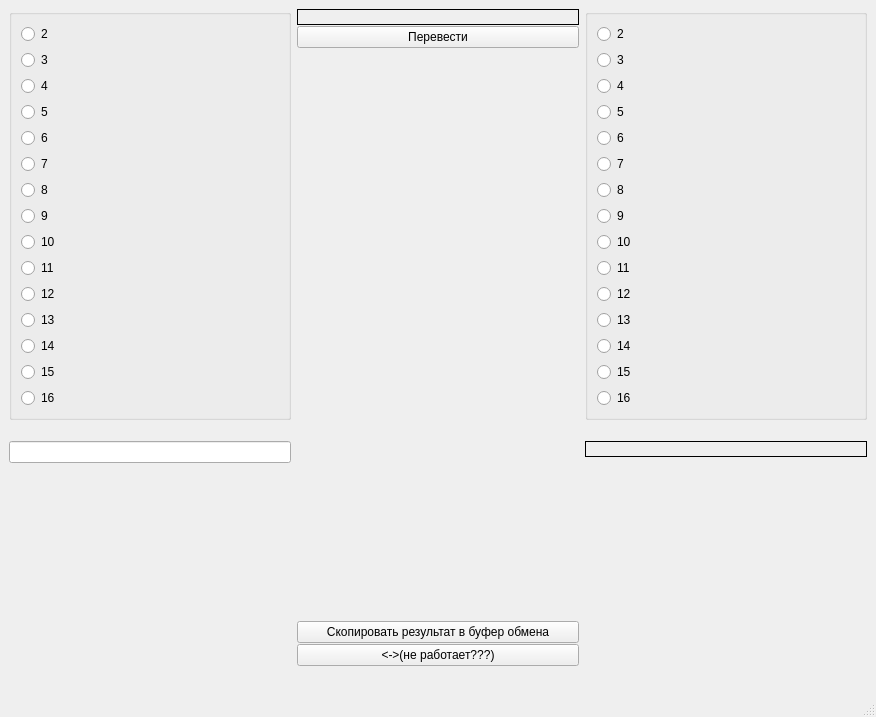
The window that OPlab1/mainwindow.ui (loultl/mylabs) describes before a commit, drawn with Qt 5.
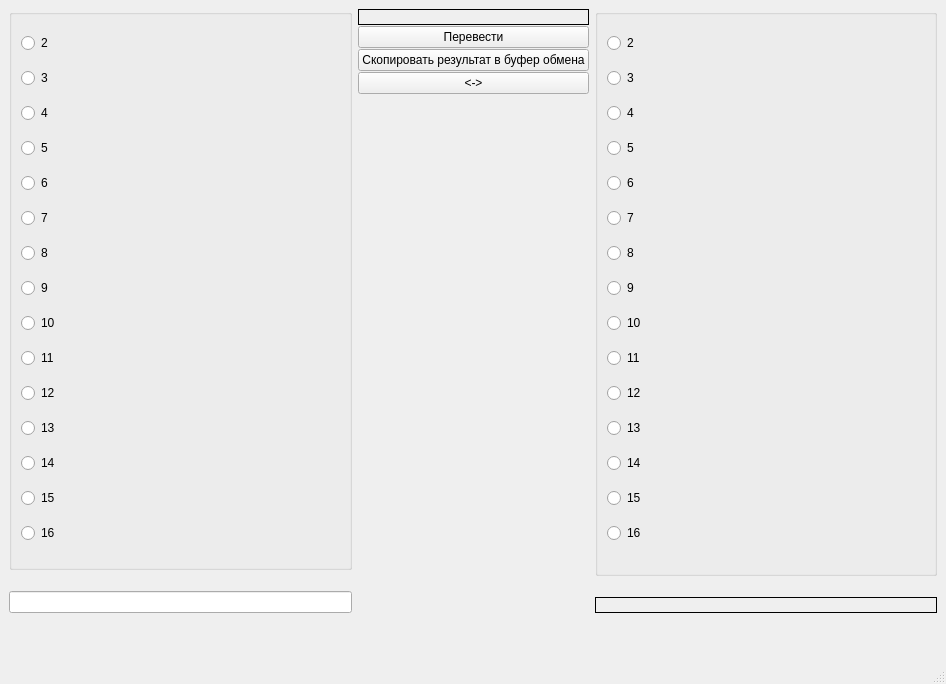
The same window after the commit.

```diff
--- a/OPlab1/mainwindow.ui
+++ b/OPlab1/mainwindow.ui
@@ -6,8 +6,8 @@
    <rect>
     <x>0</x>
     <y>0</y>
-    <width>876</width>
-    <height>717</height>
+    <width>946</width>
+    <height>684</height>
    </rect>
   </property>
   <property name="sizePolicy">
@@ -39,7 +39,7 @@
         </property>
         <layout class="QVBoxLayout" name="inputNumSys">
          <property name="sizeConstraint">
-          <enum>QLayout::SetMaximumSize</enum>
+          <enum>QLayout::SetDefaultConstraint</enum>
          </property>
          <item>
           <widget class="QRadioButton" name="inBinSys">
@@ -185,6 +185,9 @@
         <property name="orientation">
          <enum>Qt::Vertical</enum>
         </property>
+        <property name="sizeType">
+         <enum>QSizePolicy::Minimum</enum>
+        </property>
         <property name="sizeHint" stdset="0">
          <size>
           <width>20</width>
@@ -235,19 +238,6 @@
         </property>
        </widget>
       </item>
-      <item>
-       <spacer name="verticalSpacer_3">
-        <property name="orientation">
-         <enum>Qt::Vertical</enum>
-        </property>
-        <property name="sizeHint" stdset="0">
-         <size>
-          <width>20</width>
-          <height>40</height>
-         </size>
-        </property>
-       </spacer>
-      </item>
       <item>
        <widget class="QPushButton" name="copyButton">
         <property name="text">
@@ -261,19 +251,19 @@
          <bool>true</bool>
         </property>
         <property name="text">
-         <string>&lt;-&gt;(не работает???)</string>
+         <string>&lt;-&gt;</string>
         </property>
        </widget>
       </item>
       <item>
-       <spacer name="horizontalSpacer_2">
+       <spacer name="verticalSpacer_3">
         <property name="orientation">
-         <enum>Qt::Horizontal</enum>
+         <enum>Qt::Vertical</enum>
         </property>
         <property name="sizeHint" stdset="0">
          <size>
-          <width>40</width>
-          <height>20</height>
+          <width>20</width>
+          <height>40</height>
          </size>
         </property>
        </spacer>
@@ -427,7 +417,7 @@
       <item>
        <widget class="QLabel" name="translatedValue">
         <property name="sizePolicy">
-         <sizepolicy hsizetype="Minimum" vsizetype="Minimum">
+         <sizepolicy hsizetype="Minimum" vsizetype="Fixed">
           <horstretch>0</horstretch>
           <verstretch>0</verstretch>
          </sizepolicy>
@@ -448,6 +438,9 @@
         <property name="orientation">
          <enum>Qt::Vertical</enum>
         </property>
+        <property name="sizeType">
+         <enum>QSizePolicy::Minimum</enum>
+        </property>
         <property name="sizeHint" stdset="0">
          <size>
           <width>20</width>
```
Left out of the diff: 6 changed lines with no effect on the pictures.
